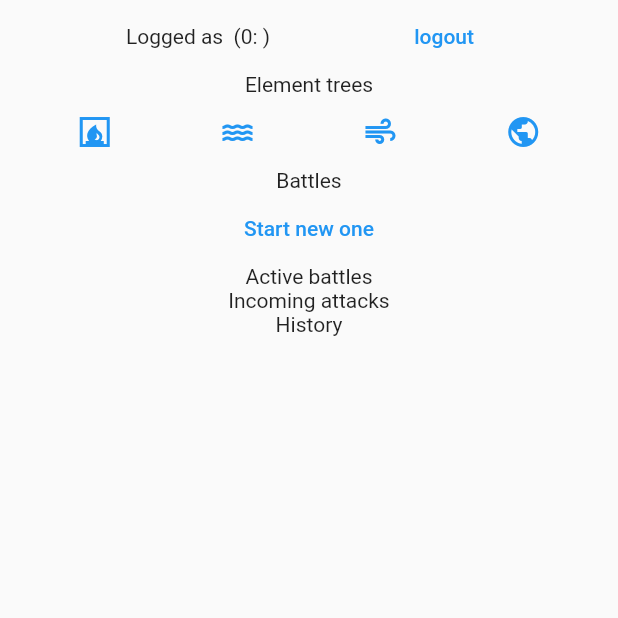
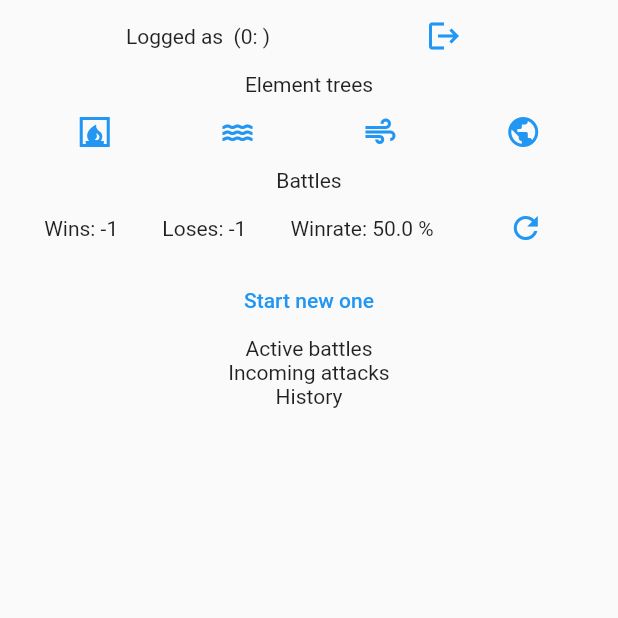
Before and after one commit to Divocaak/mage, a Flutter app: the HomePage screen opened directly with empty values, on a phone screen of 412 x 824 dp, the top half of it. Run offline on Flutter 3.47's test engine with Material 2 defaults, Android fonts, the phone set to English and light mode, and no system bars; network calls fail.

Commit message:
win/lose/winrate done, regiter done, login reworked, prepared for casualGames

```diff
--- a/lib/objects/player.dart
+++ b/lib/objects/player.dart
@@ -1,8 +1,13 @@
+import 'package:mage/remote/players.dart';
+
 class Player {
   int id;
   String username;
   int level;
   String levelName;
+
+  late int wins = -1;
+  late int loses = -1;
 
   Player(this.id, this.username, this.level, this.levelName);
 
@@ -11,4 +16,24 @@ class Player {
 
   String writeNameWithLevel() =>
       username + " (" + level.toString() + ": " + levelName + ")";
+
+  int getWins({bool recalc = false}) {
+    if (wins < 0 || recalc) {
+      RemotePlayer.getWins(id.toString())
+          .then((int result) => wins = result, onError: (e) => wins = -1);
+    }
+    return wins;
+  }
+
+  int getLoses({bool recalc = false}) {
+    if (loses < 0 || recalc) {
+      RemotePlayer.getLoses(id.toString())
+          .then((int result) => loses = result, onError: (e) => loses = -1);
+    }
+    return loses;
+  }
+
+  double getWinRate() => ((getWins(recalc: true) /
+          (getWins(recalc: false) + getLoses(recalc: true))) *
+      100);
 }
--- a/lib/pages/homepage.dart
+++ b/lib/pages/homepage.dart
@@ -14,8 +14,15 @@ class HomePage extends StatefulWidget {
 }
 
 class _HomePageState extends State<HomePage> {
+  late int wins = 0;
+  late int loses = 0;
+  late double winRate = 0;
+
   @override
   Widget build(BuildContext context) {
+    wins = widget._player.getWins(recalc: true);
+    loses = widget._player.getLoses(recalc: true);
+    winRate = widget._player.getWinRate();
     return SafeArea(
         child: Scaffold(
             body: Column(children: [
@@ -24,7 +31,7 @@ class _HomePageState extends State<HomePage> {
         TextButton(
             onPressed: () => Navigator.of(context).pushReplacement(
                 MaterialPageRoute(builder: (context) => const SignLogin())),
-            child: const Text("logout"))
+            child: const Icon(Icons.logout))
       ]),
       const Text("Element trees"),
       Row(mainAxisAlignment: MainAxisAlignment.spaceEvenly, children: [
@@ -34,6 +41,13 @@ class _HomePageState extends State<HomePage> {
         TextButton(onPressed: () {}, child: const Icon(Icons.public))
       ]),
       const Text("Battles"),
+      Row(mainAxisAlignment: MainAxisAlignment.spaceEvenly, children: [
+        Text("Wins: " + wins.toString()),
+        Text("Loses: " + loses.toString()),
+        Text("Winrate: " + winRate.toString() + " %"),
+        TextButton(
+            onPressed: () => setState(() {}), child: const Icon(Icons.refresh))
+      ]),
       TextButton(onPressed: () {}, child: const Text("Start new one")),
       const Text("Active battles"),
       const Text("Incoming attacks"),
--- /dev/null
+++ b/lib/remote/players.dart
@@ -0,0 +1,21 @@
+import 'dart:io';
+import 'package:http/http.dart';
+import 'package:mage/remote/settings.dart';
+
+class RemotePlayer {
+  static Future<int> getWins(String id) async {
+    final Response response = await post(
+        Uri.parse(Uri.encodeFull(baseUrl + "/player/getWins.php")),
+        headers: {HttpHeaders.acceptHeader: "application/json;charset=UTF-8"},
+        body: {"id": id});
+    return response.statusCode == 200 ? int.parse(response.body) : 0;
+  }
+
+  static Future<int> getLoses(String id) async {
+    final Response response = await post(
+        Uri.parse(Uri.encodeFull(baseUrl + "/player/getLoses.php")),
+        headers: {HttpHeaders.acceptHeader: "application/json;charset=UTF-8"},
+        body: {"id": id});
+    return response.statusCode == 200 ? int.parse(response.body) : 0;
+  }
+}
--- a/lib/widgets/form_text.dart
+++ b/lib/widgets/form_text.dart
@@ -1,5 +1,6 @@
 import 'package:flutter/material.dart';
 
+// ignore: must_be_immutable
 class FormText extends StatelessWidget {
   FormText(
       {Key? key,
@@ -22,7 +23,7 @@ class FormText extends StatelessWidget {
   final int? _maxLen;
   final IconData? _icon;
 
-  getValue() => _value;
+  String getValue() => _value!;
 
   @override
   Widget build(BuildContext context) => TextFormField(
```
Also changed, not shown: lib/objects/casual_battle.dart (+11 -0 lines), lib/remote/casual_battles.dart (added, +25 -0 lines), lib/remote/sign.dart (+12 -6 lines), lib/sign/auth_gate.dart (deleted, +0 -48 lines), lib/sign/login.dart (+28 -5 lines), lib/sign/register.dart (+18 -3 lines).
